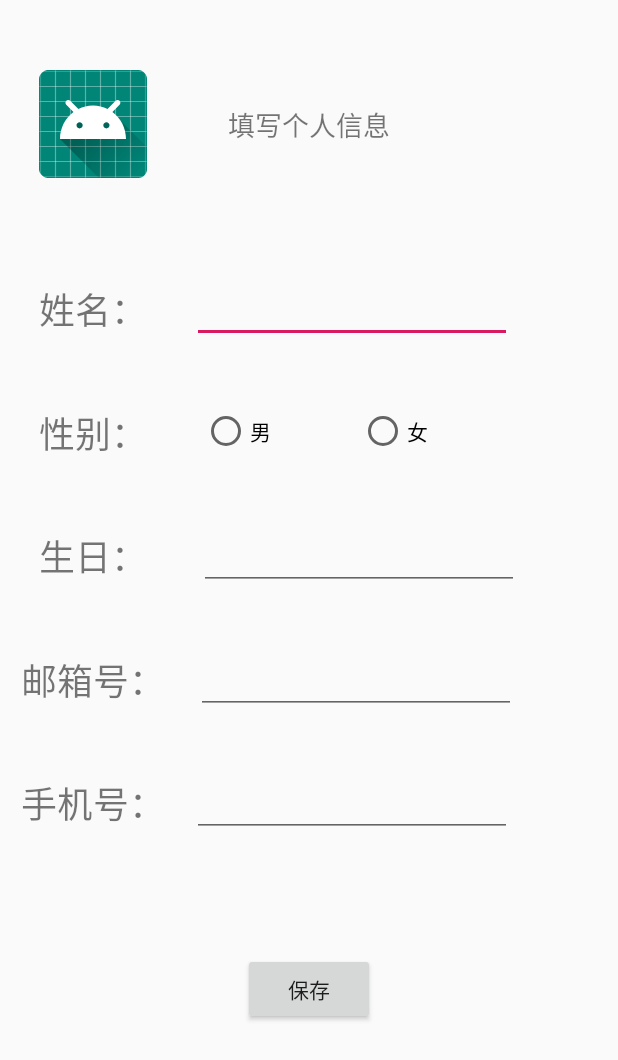
After one commit to wls2306/ccshop_android, an Android app: the MyInfo screen opened directly, with no data from a screen before it, on a phone screen of 412 x 824 dp. The commit adds this screen. Shown: the top 1060 px of the screen. Run offline under Robolectric (Android 15) with nearby library versions, the light colour scheme and no system bars.

Commit message:
个人信息页面的完善

```diff
--- a/app/src/main/java/com/bcu/ccshop/activity/MainActivity.java
+++ b/app/src/main/java/com/bcu/ccshop/activity/MainActivity.java
@@ -303,7 +303,8 @@ public class MainActivity extends AppCompatActivity {
 
     public void dolog(){
         if(isLog){
-            //Toast.makeText(getApplicationContext(), "敬请期待，不知道端口", Toast.LENGTH_LONG).show();
+           Intent intent=new Intent(MainActivity.this,MyInfo.class);
+           startActivity(intent);
         }else {
             Intent intent=new Intent(MainActivity.this,LoginActivity.class);
             startActivityForResult(intent, 38);
--- /dev/null
+++ b/app/src/main/java/com/bcu/ccshop/activity/MyInfo.java
@@ -0,0 +1,33 @@
+package com.bcu.ccshop.activity;
+
+import androidx.appcompat.app.AppCompatActivity;
+
+import android.app.Activity;
+import android.content.Intent;
+import android.os.Bundle;
+import android.view.View;
+import android.widget.Button;
+import android.widget.Toast;
+
+import com.bcu.ccshop.R;
+
+public class MyInfo extends AppCompatActivity {
+    private Activity instance ;
+    @Override
+    protected void onCreate(Bundle savedInstanceState) {
+        super.onCreate(savedInstanceState);
+        setContentView(R.layout.activity_my_info);
+        instance=this;
+        Button finsh=findViewById(R.id.button3);
+        finsh.setOnClickListener(new View.OnClickListener() {
+            @Override
+            public void onClick(View view) {
+                Toast.makeText(getApplicationContext(),"保存成功",Toast.LENGTH_LONG).show();
+                instance.finish();
+            }
+        });
+
+
+
+    }
+}
--- /dev/null
+++ b/app/src/main/res/layout/activity_my_info.xml
@@ -0,0 +1,254 @@
+<?xml version="1.0" encoding="utf-8"?>
+<androidx.constraintlayout.widget.ConstraintLayout xmlns:android="http://schemas.android.com/apk/res/android"
+    xmlns:app="http://schemas.android.com/apk/res-auto"
+    xmlns:tools="http://schemas.android.com/tools"
+    android:layout_width="match_parent"
+    android:layout_height="match_parent"
+    tools:context=".activity.MyInfo">
+
+    <ImageView
+        android:id="@+id/imageView9"
+        android:layout_width="wrap_content"
+        android:layout_height="wrap_content"
+        app:layout_constraintBottom_toTopOf="@+id/guideline31"
+        app:layout_constraintEnd_toStartOf="@+id/guideline30"
+        app:layout_constraintHorizontal_bias="0.361"
+        app:layout_constraintStart_toStartOf="@+id/guideline30"
+        app:layout_constraintTop_toTopOf="@+id/guideline31"
+        app:srcCompat="@mipmap/ic_launcher" />
+
+    <androidx.constraintlayout.widget.Guideline
+        android:id="@+id/guideline30"
+        android:layout_width="wrap_content"
+        android:layout_height="wrap_content"
+        android:orientation="vertical"
+        app:layout_constraintGuide_percent="0.15" />
+
+    <androidx.constraintlayout.widget.Guideline
+        android:id="@+id/guideline32"
+        android:layout_width="wrap_content"
+        android:layout_height="wrap_content"
+        android:orientation="vertical"
+        app:layout_constraintGuide_percent="0.5" />
+
+    <androidx.constraintlayout.widget.Guideline
+        android:id="@+id/guideline35"
+        android:layout_width="wrap_content"
+        android:layout_height="wrap_content"
+        android:orientation="vertical"
+        app:layout_constraintGuide_percent="0.31" />
+
+    <androidx.constraintlayout.widget.Guideline
+        android:id="@+id/guideline33"
+        android:layout_width="wrap_content"
+        android:layout_height="wrap_content"
+        android:orientation="vertical"
+        app:layout_constraintGuide_percent="0.85" />
+
+    <androidx.constraintlayout.widget.Guideline
+        android:id="@+id/guideline31"
+        android:layout_width="wrap_content"
+        android:layout_height="wrap_content"
+        android:orientation="horizontal"
+        app:layout_constraintGuide_percent="0.1" />
+
+    <androidx.constraintlayout.widget.Guideline
+        android:id="@+id/guideline34"
+        android:layout_width="wrap_content"
+        android:layout_height="wrap_content"
+        android:orientation="horizontal"
+        app:layout_constraintGuide_percent="0.25" />
+
+    <androidx.constraintlayout.widget.Guideline
+        android:id="@+id/guideline37"
+        android:layout_width="wrap_content"
+        android:layout_height="wrap_content"
+        android:orientation="horizontal"
+        app:layout_constraintGuide_percent="0.35" />
+
+    <androidx.constraintlayout.widget.Guideline
+        android:id="@+id/guideline38"
+        android:layout_width="wrap_content"
+        android:layout_height="wrap_content"
+        android:orientation="horizontal"
+        app:layout_constraintGuide_percent="0.45" />
+
+    <androidx.constraintlayout.widget.Guideline
+        android:id="@+id/guideline39"
+        android:layout_width="wrap_content"
+        android:layout_height="wrap_content"
+        android:orientation="horizontal"
+        app:layout_constraintGuide_percent="0.55" />
+
+    <androidx.constraintlayout.widget.Guideline
+        android:id="@+id/guideline40"
+        android:layout_width="wrap_content"
+        android:layout_height="wrap_content"
+        android:orientation="horizontal"
+        app:layout_constraintGuide_percent="0.65" />
+
+    <androidx.constraintlayout.widget.Guideline
+        android:id="@+id/guideline41"
+        android:layout_width="wrap_content"
+        android:layout_height="wrap_content"
+        android:orientation="horizontal"
+        app:layout_constraintGuide_percent="0.8" />
+
+    <TextView
+        android:id="@+id/textView17"
+        android:layout_width="wrap_content"
+        android:layout_height="wrap_content"
+        android:text="姓名："
+        android:textSize="24sp"
+        app:layout_constraintBottom_toTopOf="@+id/guideline34"
+        app:layout_constraintEnd_toStartOf="@+id/guideline30"
+        app:layout_constraintHorizontal_bias="0.277"
+        app:layout_constraintStart_toStartOf="@+id/guideline30"
+        app:layout_constraintTop_toTopOf="@+id/guideline34"
+        app:layout_constraintVertical_bias="0.0" />
+
+    <TextView
+        android:id="@+id/textView18"
+        android:layout_width="wrap_content"
+        android:layout_height="wrap_content"
+        android:text="性别："
+        android:textSize="24sp"
+        app:layout_constraintBottom_toTopOf="@+id/guideline37"
+        app:layout_constraintEnd_toStartOf="@+id/guideline30"
+        app:layout_constraintStart_toStartOf="@+id/guideline30"
+        app:layout_constraintTop_toTopOf="@+id/guideline37" />
+
+    <TextView
+        android:id="@+id/textView27"
+        android:layout_width="wrap_content"
+        android:layout_height="wrap_content"
+        android:text="生日："
+        android:textSize="24sp"
+        app:layout_constraintBottom_toTopOf="@+id/guideline38"
+        app:layout_constraintEnd_toStartOf="@+id/guideline30"
+        app:layout_constraintStart_toStartOf="@+id/guideline30"
+        app:layout_constraintTop_toTopOf="@+id/guideline38" />
+
+    <TextView
+        android:id="@+id/textView32"
+        android:layout_width="wrap_content"
+        android:layout_height="wrap_content"
+        android:text="邮箱号："
+        android:textSize="24sp"
+        app:layout_constraintBottom_toTopOf="@+id/guideline39"
+        app:layout_constraintEnd_toStartOf="@+id/guideline30"
+        app:layout_constraintStart_toStartOf="@+id/guideline30"
+        app:layout_constraintTop_toTopOf="@+id/guideline39" />
+
+    <TextView
+        android:id="@+id/textView33"
+        android:layout_width="wrap_content"
+        android:layout_height="wrap_content"
+        android:text="手机号："
+        android:textSize="24sp"
+        app:layout_constraintBottom_toTopOf="@+id/guideline40"
+        app:layout_constraintEnd_toStartOf="@+id/guideline30"
+        app:layout_constraintHorizontal_bias="0.625"
+        app:layout_constraintStart_toStartOf="@+id/guideline30"
+        app:layout_constraintTop_toTopOf="@+id/guideline40" />
+
+    <androidx.constraintlayout.widget.Guideline
+        android:id="@+id/guideline36"
+        android:layout_width="wrap_content"
+        android:layout_height="wrap_content"
+        android:orientation="vertical"
+        app:layout_constraintGuide_percent="0.5" />
+
+    <EditText
+        android:id="@+id/editText4"
+        android:layout_width="wrap_content"
+        android:layout_height="wrap_content"
+        android:ems="10"
+        android:inputType="textPersonName"
+        app:layout_constraintBottom_toTopOf="@+id/guideline34"
+        app:layout_constraintEnd_toStartOf="@+id/guideline33"
+        app:layout_constraintHorizontal_bias="0.0"
+        app:layout_constraintStart_toStartOf="@+id/guideline35"
+        app:layout_constraintTop_toTopOf="@+id/guideline34" />
+
+    <EditText
+        android:id="@+id/editText7"
+        android:layout_width="wrap_content"
+        android:layout_height="wrap_content"
+        android:ems="10"
+        android:inputType="textPersonName"
+        app:layout_constraintBottom_toTopOf="@+id/guideline39"
+        app:layout_constraintEnd_toStartOf="@+id/guideline33"
+        app:layout_constraintHorizontal_bias="0.29"
+        app:layout_constraintStart_toStartOf="@+id/guideline35"
+        app:layout_constraintTop_toTopOf="@+id/guideline39" />
+
+    <EditText
+        android:id="@+id/editText8"
+        android:layout_width="wrap_content"
+        android:layout_height="wrap_content"
+        android:ems="10"
+        android:inputType="textPersonName"
+        app:layout_constraintBottom_toTopOf="@+id/guideline40"
+        app:layout_constraintEnd_toStartOf="@+id/guideline33"
+        app:layout_constraintHorizontal_bias="0.0"
+        app:layout_constraintStart_toStartOf="@+id/guideline35"
+        app:layout_constraintTop_toTopOf="@+id/guideline40" />
+
+    <RadioGroup
+        android:layout_width="209dp"
+        android:layout_height="35dp"
+        android:orientation="horizontal"
+        app:layout_constraintBottom_toTopOf="@+id/guideline37"
+        app:layout_constraintEnd_toStartOf="@+id/guideline33"
+        app:layout_constraintStart_toStartOf="@+id/guideline35"
+        app:layout_constraintTop_toTopOf="@+id/guideline37">
+
+
+        <RadioButton
+            android:id="@+id/radioButton"
+            android:layout_width="wrap_content"
+            android:layout_height="wrap_content"
+            android:layout_weight="0.5"
+            android:text="男" />
+
+        <RadioButton
+            android:id="@+id/radioButton2"
+            android:layout_width="wrap_content"
+            android:layout_height="wrap_content"
+            android:layout_weight="0.5"
+            android:text="女" />
+    </RadioGroup>
+
+    <EditText
+        android:id="@+id/editText9"
+        android:layout_width="wrap_content"
+        android:layout_height="wrap_content"
+        android:ems="10"
+        android:inputType="date"
+        app:layout_constraintBottom_toTopOf="@+id/guideline38"
+        app:layout_constraintEnd_toStartOf="@+id/guideline33"
+        app:layout_constraintStart_toStartOf="@+id/guideline35"
+        app:layout_constraintTop_toTopOf="@+id/guideline38" />
+
+    <Button
+        android:id="@+id/button3"
+        android:layout_width="wrap_content"
+        android:layout_height="wrap_content"
+        android:text="保存"
+        app:layout_constraintBottom_toTopOf="@+id/guideline41"
+        app:layout_constraintEnd_toStartOf="@+id/guideline36"
+        app:layout_constraintStart_toStartOf="@+id/guideline36"
+        app:layout_constraintTop_toTopOf="@+id/guideline41" />
+
+    <TextView
+        android:id="@+id/textView34"
+        android:layout_width="wrap_content"
+        android:layout_height="wrap_content"
+        android:text="填写个人信息"
+        android:textSize="18sp"
+        app:layout_constraintBottom_toTopOf="@+id/guideline31"
+        app:layout_constraintEnd_toStartOf="@+id/guideline36"
+        app:layout_constraintStart_toStartOf="@+id/guideline36"
+        app:layout_constraintTop_toTopOf="@+id/guideline31" />
+</androidx.constraintlayout.widget.ConstraintLayout>
```
Also changed, not shown: app/src/main/AndroidManifest.xml (+7 -6 lines).
